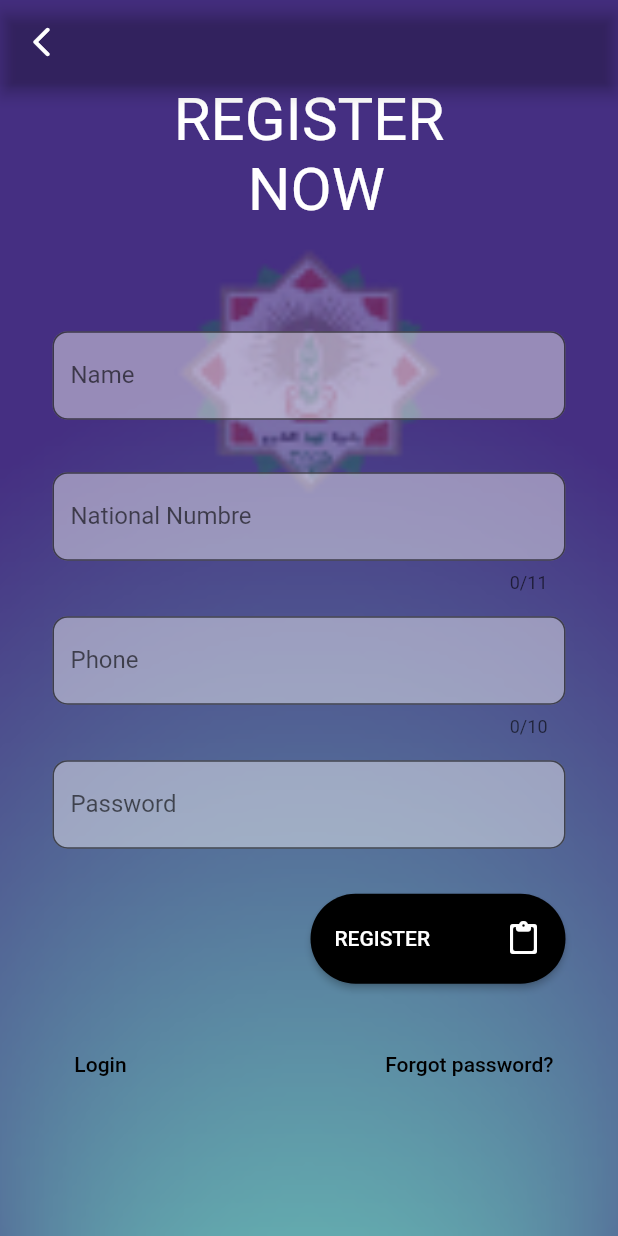
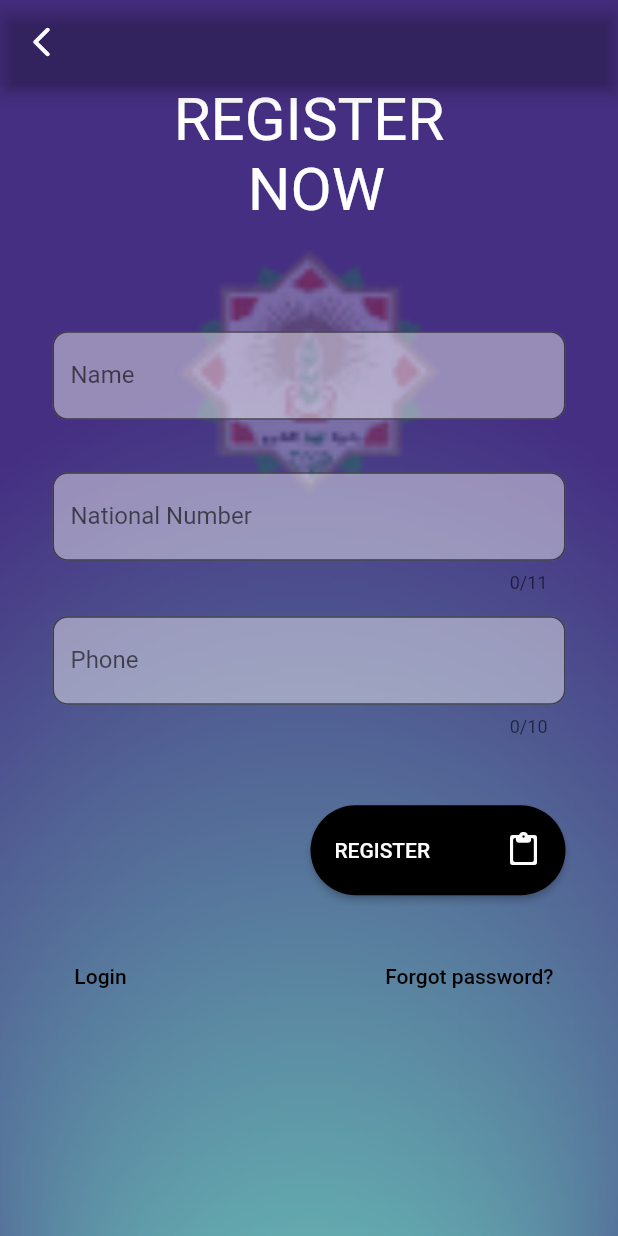
Before and after one commit to black-hole7/code, a Flutter app: the screen it shows after launch, after a tap on "New Registration", on a phone screen of 412 x 824 dp. Run offline on Flutter 3.47's test engine with Material 2 defaults, Android fonts, the phone set to English and light mode, and no system bars; our stand-ins replace camera, cloud_firestore, dropdown_button2, firebase_auth, firebase_core, firebase_storage and 5 more; missing offline and left inert: dart:ffi, flutter_glow; accounts and stored records are empty; network calls fail.

```diff
--- a/lib/home.dart
+++ b/lib/home.dart
@@ -2,14 +2,14 @@
 import 'package:flutter/material.dart';
 import 'package:flutter_glow/flutter_glow.dart';
 
-class myHome extends StatefulWidget {
-  const myHome({Key? key}) : super(key: key);
+class Home extends StatefulWidget {
+  const Home({Key? key}) : super(key: key);
 
   @override
   _myHomeState createState() => _myHomeState();
 }
 
-class _myHomeState extends State<myHome> {
+class _myHomeState extends State<Home> {
   @override
   Widget build(BuildContext context) {
     // TODO: implement build
@@ -69,12 +69,12 @@ class _myHomeState extends State<myHome> {
                         children: [
                           ElevatedButton(
                               style: ElevatedButton.styleFrom(
-                                maximumSize: Size(
-                                    MediaQuery.of(context).size.width / 1.7,
-                                    50.0), //230, 50
-                                minimumSize: Size(
-                                    MediaQuery.of(context).size.width / 1.7,
-                                    50.0), //230, 50
+                                // maximumSize: Size(
+                                //     MediaQuery.of(context).size.width / 1.7,
+                                //     50.0), //230, 50
+                                // minimumSize: Size(
+                                //     MediaQuery.of(context).size.width / 1.7,
+                                //     50.0), //230, 50
                                 primary: Color.fromARGB(255, 81, 13, 177),
                                 shape: StadiumBorder(),
                               ),
@@ -139,12 +139,12 @@ class _myHomeState extends State<myHome> {
                         children: [
                           ElevatedButton(
                               style: ElevatedButton.styleFrom(
-                                maximumSize: Size(
-                                    MediaQuery.of(context).size.width / 1.22,
-                                    70.0),
-                                minimumSize: Size(
-                                    MediaQuery.of(context).size.width / 1.22,
-                                    70.0),
+                                // maximumSize: Size(
+                                //     MediaQuery.of(context).size.width / 1.22,
+                                //     70.0),
+                                // minimumSize: Size(
+                                //     MediaQuery.of(context).size.width / 1.22,
+                                //     70.0),
                                 primary: Color.fromARGB(161, 214, 4, 4),
                                 shape: StadiumBorder(),
                               ),
@@ -158,7 +158,7 @@ class _myHomeState extends State<myHome> {
                                 children: [
                                   Text(
                                     'Apply Your Report  ',
-                                    style: TextStyle(fontSize: 30.0),
+                                    style: TextStyle(fontSize: 25.0),
                                   ),
                                   Icon(
                                     Icons.send_sharp,
@@ -218,7 +218,7 @@ class _myHomeState extends State<myHome> {
 
 showAlertDialog(BuildContext context) {
   // Create button
-  Widget okButton = FlatButton(
+  Widget okButton = TextButton(
     child: Text("OK"),
     onPressed: () {
       Navigator.of(context).pop();
@@ -246,7 +246,7 @@ showAlertDialog(BuildContext context) {
 }
 
 showAlertDialog2(BuildContext context) {
-  Widget okButton = FlatButton(
+  Widget okButton = TextButton(
     child: Text("OK"),
     onPressed: () {
       Navigator.of(context).pop();
--- a/lib/main.dart
+++ b/lib/main.dart
@@ -1,4 +1,5 @@
 import 'package:flutter/material.dart';
+import 'package:get/get.dart';
 import 'package:gim/login.dart';
 import 'package:gim/register.dart';
 import 'package:gim/resetpass.dart';
@@ -8,12 +9,12 @@ import 'package:firebase_core/firebase_core.dart';
 
 void main() async {
   runApp(
-    MaterialApp(
+    GetMaterialApp(
       debugShowCheckedModeBanner: false,
       initialRoute: 'home',
       title: 'اخدم بلدك',
       routes: {
-        'home': (context) => myHome(),
+        'home': (context) => Home(),
         'login': (context) => myLogin(),
         'register': (context) => myRegister(),
         'forgot': (context) => resetPassword(),
--- a/lib/register.dart
+++ b/lib/register.dart
@@ -1,6 +1,9 @@
 import 'package:flutter/material.dart';
 import 'package:flutter/services.dart';
 import 'package:flutter/cupertino.dart';
+import 'package:get/get.dart';
+
+import 'controllers/authController.dart';
 
 class myRegister extends StatefulWidget {
   const myRegister({Key? key}) : super(key: key);
@@ -9,6 +12,9 @@ class myRegister extends StatefulWidget {
 }
 
 class _myRegisterState extends State<myRegister> {
+
+  AuthController authController = Get.put(AuthController());
+
   @override
   Widget build(BuildContext context) {
     return SafeArea(
@@ -59,8 +65,10 @@ class _myRegisterState extends State<myRegister> {
                   ),
                   child: Column(
                     children: [
+
+                      ///full name
                       TextField(
-                        //controller: nameController,
+                        controller: authController.fullName,
                         autocorrect: true,
                         decoration: InputDecoration(
                           labelText: 'Name',
@@ -75,12 +83,14 @@ class _myRegisterState extends State<myRegister> {
                         ),
                       ),
                       SizedBox(height: 35.0),
+                      ///National Number
                       TextField(
+                        controller: authController.nationalNumber,
                         maxLength: 11,
                         decoration: InputDecoration(
                           fillColor: Color.fromRGBO(243, 242, 245, 0.471),
                           filled: true,
-                          labelText: 'National Numbre',
+                          labelText: 'National Number',
                           hintText: 'Enter Your ID Number',
                           border: OutlineInputBorder(
                             borderRadius: BorderRadius.circular(10.0),
@@ -95,13 +105,15 @@ class _myRegisterState extends State<myRegister> {
                         ],
                       ),
                       SizedBox(height: 15.0),
+                      ///phone number
                       TextField(
+                        controller: authController.phoneNumber,
                         maxLength: 10,
                         decoration: InputDecoration(
                           fillColor: Color.fromRGBO(243, 242, 245, 0.471),
                           filled: true,
                           labelText: 'Phone',
-                          hintText: '07XXXXXXXX',
+                          hintText: '7XXXXXXXX',
                           border: OutlineInputBorder(
                             borderRadius: BorderRadius.circular(10.0),
                             borderSide: const BorderSide(
@@ -115,32 +127,35 @@ class _myRegisterState extends State<myRegister> {
                         ],
                       ),
                       SizedBox(height: 15.0),
-                      TextFormField(
-                        validator: (value) {
-                          if (value == null || value.isEmpty) {
-                            return 'Please enter the password';
-                          } else if (value.length <= 6) {
-                            return 'Password must be greator than 6 digits';
-                          }
-                        },
-                        obscureText: true,
-                        decoration: InputDecoration(
-                          fillColor: Color.fromRGBO(243, 242, 245, 0.471),
-                          filled: true,
-                          labelText: 'Password',
-                          hintText: 'Capital & Small Letters, Digits, Symbols',
-                          border: OutlineInputBorder(
-                            borderRadius: BorderRadius.circular(10.0),
-                            borderSide: const BorderSide(
-                              color: Colors.white,
-                            ),
-                          ),
-                        ),
-                      ),
+                      // TextFormField(
+                      //   validator: (value) {
+                      //     if (value == null || value.isEmpty) {
+                      //       return 'Please enter the password';
+                      //     } else if (value.length <= 6) {
+                      //       return 'Password must be greator than 6 digits';
+                      //     }
+                      //   },
+                      //   obscureText: true,
+                      //   decoration: InputDecoration(
+                      //     fillColor: Color.fromRGBO(243, 242, 245, 0.471),
+                      //     filled: true,
+                      //     labelText: 'Password',
+                      //     hintText: 'Capital & Small Letters, Digits, Symbols',
+                      //     border: OutlineInputBorder(
+                      //       borderRadius: BorderRadius.circular(10.0),
+                      //       borderSide: const BorderSide(
+                      //         color: Colors.white,
+                      //       ),
+                      //     ),
+                      //   ),
+                      // ),
                       SizedBox(height: 30.0),
                       Row(
                         mainAxisAlignment: MainAxisAlignment.end,
                         children: [
+
+
+
                           ElevatedButton(
                               style: ElevatedButton.styleFrom(
                                 maximumSize: const Size(170.0, 90.0),
@@ -148,7 +163,10 @@ class _myRegisterState extends State<myRegister> {
                                 primary: Colors.black,
                                 shape: const StadiumBorder(),
                               ),
-                              onPressed: () {},
+                              onPressed: () {
+
+                             //   authController.();
+                              },
                               child: Row(
                                 mainAxisAlignment:
                                     MainAxisAlignment.spaceBetween,
--- a/pubspec.yaml
+++ b/pubspec.yaml
@@ -42,7 +42,9 @@ dependencies:
   firebase_auth: ^3.3.19
   firebase_storage: ^10.2.17
   cloud_firestore: ^3.1.17
-
+  get:
+  shared_preferences:
+  uuid: ^3.0.6
 
 
   # The following adds the Cupertino Icons font to your application.
```
Also changed, not shown: lib/controllers/authController.dart (added, +160 -0 lines), lib/controllers/orderController.dart (added, +175 -0 lines), lib/login.dart (+18 -15 lines), lib/order.dart (+49 -120 lines), lib/controllers/homeController.dart (added), pubspec.lock, 1 other file.
